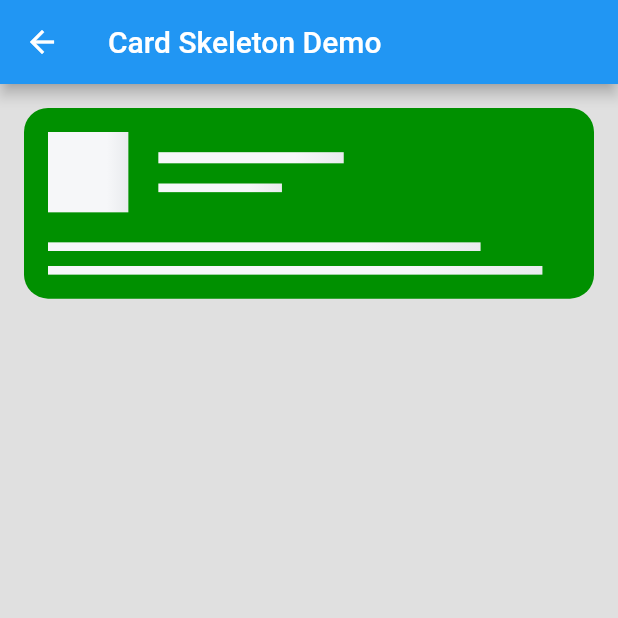
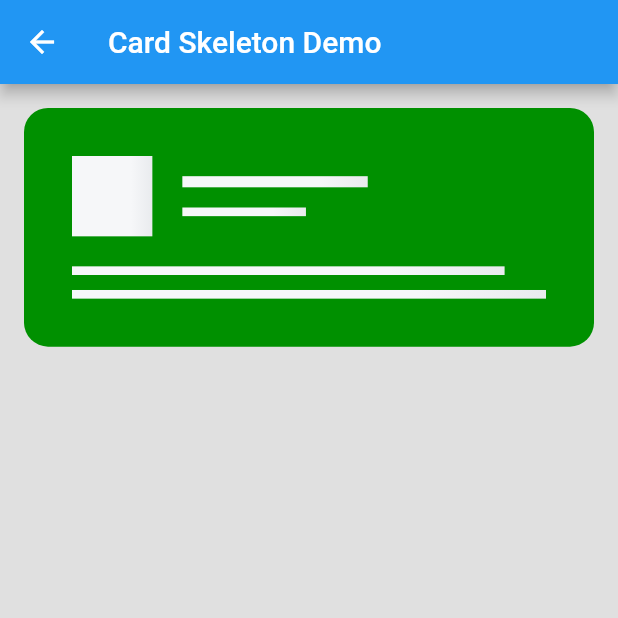
Before and after one commit to dylanwuzh/flutter_skeleton, a Flutter app: the CardSkeletonDemo screen opened directly, on a phone screen of 412 x 824 dp, the top half of it. Run offline on Flutter 3.47's test engine with Material 2 defaults, Android fonts, the phone set to English and light mode, and no system bars.

Commit message:
modified skeleton animation decoration

```diff
--- a/example/lib/card_skeleton_demo.dart
+++ b/example/lib/card_skeleton_demo.dart
@@ -21,7 +21,7 @@ class _CardSkeletonDemoState extends State<CardSkeletonDemo> {
             isShowAvatar: true,
             isCircleAvatar: false,
             borderRadius: BorderRadius.all(Radius.circular(16.0)),
-//            padding: EdgeInsets.all(32.0),
+            padding: EdgeInsets.all(32.0),
             bottomLinesCount: 2,
             backgroundColor: Color(0xFF009000),
           ),
--- a/lib/flutter_skeleton.dart
+++ b/lib/flutter_skeleton.dart
@@ -1,11 +1,9 @@
 library flutter_skeleton;
 
-export 'src/skeleton_animation.dart';
-export 'src/skeleton_decoration.dart';
 export 'src/skeleton_theme.dart';
 export 'src/skeleton_style.dart';
 
-export 'src/skeleton/card_list_skeleton.dart';
-export 'src/skeleton/card_skeleton.dart';
-export 'src/skeleton/list_skeleton.dart';
-export 'src/skeleton/list_tile_skeleton.dart';
+export 'src/widget/card_list_skeleton.dart';
+export 'src/widget/card_skeleton.dart';
+export 'src/widget/list_skeleton.dart';
+export 'src/widget/list_tile_skeleton.dart';
--- a/lib/src/skeleton_animation.dart
+++ /dev/null
@@ -1,30 +0,0 @@
-import 'package:flutter/material.dart';
-
-class SkeletonAnimation {
-  AnimationController _controller;
-  Animation<double> animation;
-
-  SkeletonAnimation(TickerProvider provider) {
-    _controller = AnimationController(
-      vsync: provider,
-      duration: Duration(seconds: 1),
-    );
-
-    animation = Tween<double>(begin: -1.0, end: 2.0).animate(
-        CurvedAnimation(curve: Curves.easeInOutSine, parent: _controller));
-
-    animation.addStatusListener((status) {
-      if (status == AnimationStatus.completed ||
-          status == AnimationStatus.dismissed) {
-        _controller.repeat();
-      } else if (status == AnimationStatus.dismissed) {
-        _controller.forward();
-      }
-    });
-    _controller.forward();
-  }
-
-  void dispose() {
-    _controller.dispose();
-  }
-}
--- a/lib/src/skeleton_decoration.dart
+++ /dev/null
@@ -1,22 +0,0 @@
-import 'package:flutter/material.dart';
-
-import 'skeleton_animation.dart';
-import 'skeleton_theme.dart';
-import 'skeleton_constant.dart';
-
-class SkeletonDecoration extends BoxDecoration {
-  SkeletonDecoration(SkeletonAnimation animation, {theme: SkeletonTheme.Light, isCircle: false})
-      : super(
-          shape: isCircle ? BoxShape.circle : BoxShape.rectangle,
-          gradient: LinearGradient(
-            begin: Alignment.centerLeft,
-            end: Alignment.centerRight,
-            colors: theme != SkeletonTheme.Dark ? lightColors : darkColors,
-            stops: [
-              animation.animation.value - 1,
-              animation.animation.value,
-              animation.animation.value + 1,
-            ],
-          ),
-        );
-}
--- a/lib/src/skeleton/list_tile_skeleton.dart
+++ b/lib/src/widget/list_tile_skeleton.dart
@@ -1,10 +1,11 @@
 import 'package:flutter/material.dart';
 
-import '../skeleton_animation.dart';
 import '../skeleton_constant.dart';
 import '../skeleton_style.dart';
-import '../skeleton_decoration.dart';
 import '../skeleton_theme.dart';
+
+part 'skeleton_animation.dart';
+part 'skeleton_decoration.dart';
 
 class ListTileSkeleton extends StatefulWidget {
   final SkeletonStyle style;
@@ -19,12 +20,12 @@ class ListTileSkeleton extends StatefulWidget {
 }
 
 class _ListTileSkeletonState extends State<ListTileSkeleton> with SingleTickerProviderStateMixin {
-  SkeletonAnimation _skeletonAnimation;
+  _SkeletonAnimation _skeletonAnimation;
 
   @override
   void initState() {
     super.initState();
-    _skeletonAnimation = SkeletonAnimation(this);
+    _skeletonAnimation = _SkeletonAnimation(this);
   }
 
   @override
@@ -80,6 +81,17 @@ class _ListTileSkeletonState extends State<ListTileSkeleton> with SingleTickerPr
     );
   }
 
+  _SkeletonDecoration _createSkeletonDecoration(bool isCircle) {
+    var colors = widget.style.theme != SkeletonTheme.Dark ? lightColors : darkColors;
+
+    return _SkeletonDecoration(
+      animation: _skeletonAnimation,
+      isCircle: isCircle,
+      isAnim: true,
+      colors: colors,
+    );
+  }
+
   Widget _renderAvatarView(width, height) {
     return widget.style.isShowAvatar
         ? Row(
@@ -87,11 +99,7 @@ class _ListTileSkeletonState extends State<ListTileSkeleton> with SingleTickerPr
               Container(
                 height: width * 0.13,
                 width: width * 0.13,
-                decoration: SkeletonDecoration(
-                  _skeletonAnimation,
-                  theme: widget.style.theme,
-                  isCircle: widget.style.isCircleAvatar,
-                ),
+                decoration: _createSkeletonDecoration(widget.style.isCircleAvatar),
               ),
               SizedBox(width: 20),
             ],
@@ -110,12 +118,12 @@ class _ListTileSkeletonState extends State<ListTileSkeleton> with SingleTickerPr
             Container(
               height: height * 0.009,
               width: width * 0.3,
-              decoration: SkeletonDecoration(_skeletonAnimation, theme: widget.style.theme),
+              decoration: _createSkeletonDecoration(false),
             ),
             Container(
               height: height * 0.007,
               width: width * 0.2,
-              decoration: SkeletonDecoration(_skeletonAnimation, theme: widget.style.theme),
+              decoration: _createSkeletonDecoration(false),
             ),
           ],
         ),
@@ -125,7 +133,7 @@ class _ListTileSkeletonState extends State<ListTileSkeleton> with SingleTickerPr
       height: height * 0.012,
       width: width * 0.3,
       margin: EdgeInsets.only(top: 4.0),
-      decoration: SkeletonDecoration(_skeletonAnimation, theme: widget.style.theme),
+      decoration: _createSkeletonDecoration(false),
     );
   }
 
@@ -142,7 +150,7 @@ class _ListTileSkeletonState extends State<ListTileSkeleton> with SingleTickerPr
       children.add(Container(
         height: height * 0.007,
         width: widths[i % widths.length],
-        decoration: SkeletonDecoration(_skeletonAnimation, theme: widget.style.theme),
+        decoration: _createSkeletonDecoration(false),
       ));
       // last one has no bottom divider
       if (i < count - 1) {
--- /dev/null
+++ b/lib/src/widget/skeleton_animation.dart
@@ -0,0 +1,28 @@
+part of 'list_tile_skeleton.dart';
+
+class _SkeletonAnimation {
+  AnimationController _controller;
+  Animation<double> animation;
+
+  _SkeletonAnimation(TickerProvider provider) {
+    _controller = AnimationController(vsync: provider, duration: Duration(seconds: 1));
+
+    animation = Tween<double>(begin: -1.0, end: 2.0).animate(CurvedAnimation(
+      curve: Curves.easeInOutSine,
+      parent: _controller,
+    ));
+
+    animation.addStatusListener((status) {
+      if (status == AnimationStatus.completed || status == AnimationStatus.dismissed) {
+        _controller.repeat();
+      } else if (status == AnimationStatus.dismissed) {
+        _controller.forward();
+      }
+    });
+    _controller.forward();
+  }
+
+  void dispose() {
+    _controller.dispose();
+  }
+}
--- /dev/null
+++ b/lib/src/widget/skeleton_decoration.dart
@@ -0,0 +1,20 @@
+part of 'list_tile_skeleton.dart';
+
+class _SkeletonDecoration extends BoxDecoration {
+  _SkeletonDecoration({
+    @required List<Color> colors,
+    isAnim: true,
+    _SkeletonAnimation animation,
+    isCircle: false,
+  }) : super(
+            shape: isCircle ? BoxShape.circle : BoxShape.rectangle,
+            color: isAnim ? null : colors[0],
+            gradient: isAnim
+                ? LinearGradient(
+                    begin: Alignment.centerLeft,
+                    end: Alignment.centerRight,
+                    colors: colors,
+                    stops: [animation.animation.value - 1, animation.animation.value, animation.animation.value + 1],
+                  )
+                : null);
+}
```
Also changed, not shown: lib/src/widget/card_list_skeleton.dart (renamed from lib/src/skeleton/card_list_skeleton.dart), lib/src/widget/card_skeleton.dart (renamed from lib/src/skeleton/card_skeleton.dart), lib/src/widget/list_skeleton.dart (renamed from lib/src/skeleton/list_skeleton.dart).
